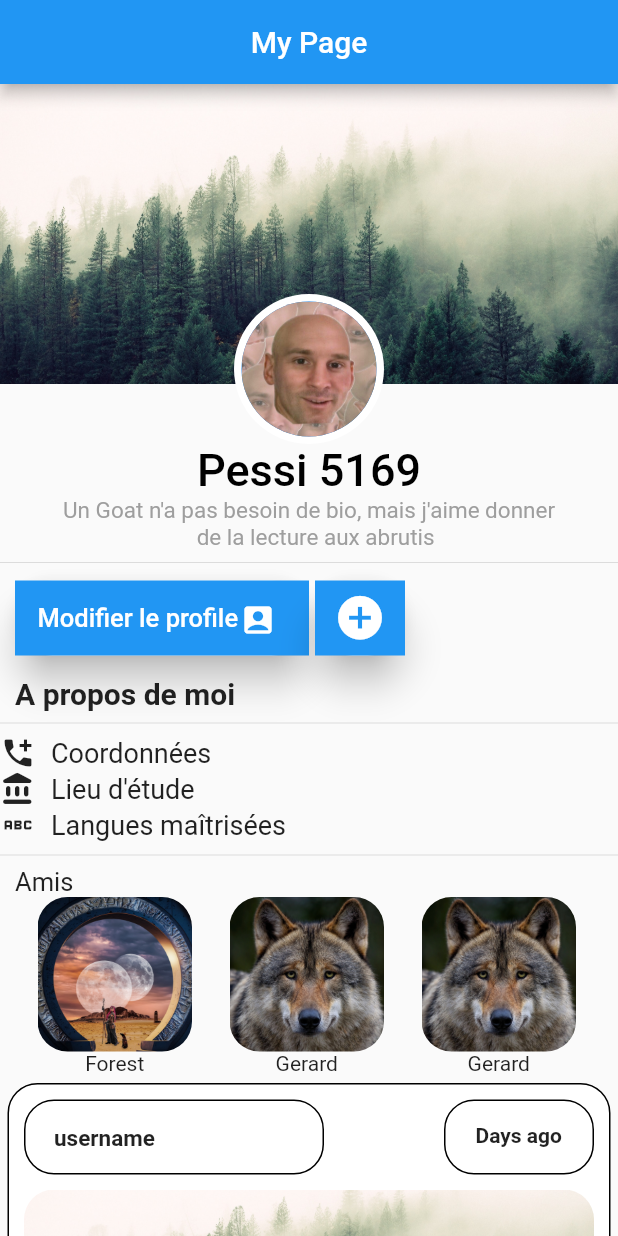
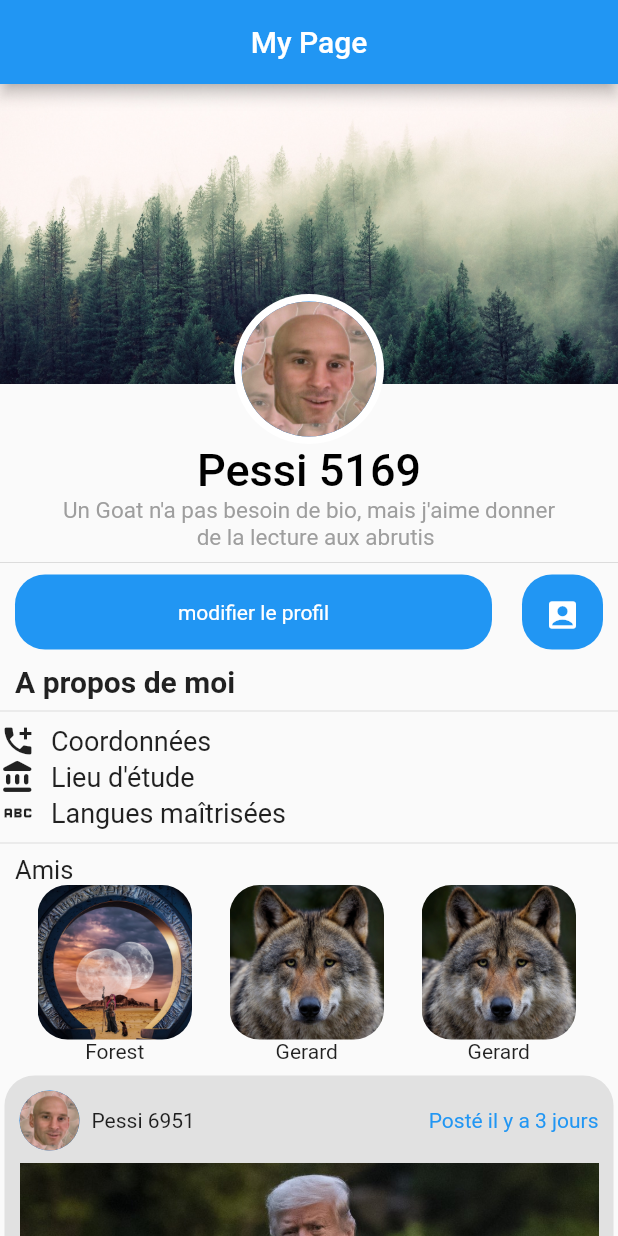
Before and after one commit to Zuhrdev/My-first-Flutter-App, a Flutter app: the screen it shows after launch, on a phone screen of 412 x 824 dp. Run offline on Flutter 3.47's test engine with Material 2 defaults, Android fonts, the phone set to English and light mode, and no system bars.

Commit message:
Display posts by List

```diff
--- a/firstUI/lib/main.dart
+++ b/firstUI/lib/main.dart
@@ -1,4 +1,5 @@
 import 'package:flutter/material.dart';
+import 'post.dart';
 
 void main() {
   runApp(const MyApp());
@@ -22,6 +23,12 @@ class MyApp extends StatelessWidget {
 }
 
 class HomePage extends StatelessWidget {
+
+  List<Post> posts = [
+    Post(name: "Donald Trump", time: "3 jours", desc: "BLM", path: "images/blm.jpeg"),
+    Post(name: "Donald Trump", time: "5 jours", desc: "BLddddM", path: "images/blm.jpeg")
+  ];
+
   @override
   Widget build(BuildContext context) {
     var size = MediaQuery.of(context).size;
@@ -47,52 +54,8 @@ class HomePage extends StatelessWidget {
             Divider(),
             Row(
               children: [
-                Expanded(
-                    child : Stack(
-                  alignment: Alignment.topLeft,
-                  children: [
-                    Card(
-                      margin: EdgeInsets.only(left: 10),
-                      elevation: 10,
-                      shape: RoundedRectangleBorder(borderRadius: BorderRadius.circular(160)),
-                      child: Container(
-                        height: 50,
-                        width: size.width-100,
-                        color: Colors.blue,
-                        alignment: Alignment.topLeft,
-                      ),
-                    ),
-                    Padding(
-                      padding: EdgeInsets.only(top: 15, left: 25),
-                      child: Text(
-                        "Modifier le profile",
-                        style: TextStyle(
-                            color: Colors.white,
-                            fontSize: 17,
-                            fontWeight: FontWeight.w500),
-                      ),
-                    ),
-                    Padding(
-                      padding: EdgeInsets.only(top: 14, left: 160),
-                      child: Icon(
-                        Icons.account_box,
-                        color: Colors.white,
-                      ),
-                    ),
-                   // SizedBox(height: 50,),
-                    ],
-                )),
-                //Expanded(child: SizedBox(height: 5, width: 50,)),
-                Expanded(child: Stack(
-                  alignment: Alignment.topLeft,
-                  children: [
-                    Card(
-                      child: Container(height: 50, width: 60, color: Colors.blue,
-                        child: Padding(padding: EdgeInsets.only(top: 0 ),child: Icon(Icons.add_circle, size: 35,color: Colors.white,),),
-                    ),elevation: 10,shape: RoundedRectangleBorder(borderRadius: BorderRadius.circular(60)),),
-                  ],
-                )),
-                //Expanded(child:Card(child: Container(height: 50,width: 10,color: Colors.blue, margin: EdgeInsets.only(right: 5),),))
+                Expanded(child: buttonContainer(text: "modifier le profil"),),
+                buttonContainer(icon: Icons.account_box),
                 ],
             ),
             Container(
@@ -119,9 +82,9 @@ class HomePage extends StatelessWidget {
                 Padding(padding: EdgeInsets.only(left: 25),
                   child: friendsList("Gerard", "images/wolf.jpg", size.width/4),)
             ]),
-            postUser(width: size.width, username: "username"),
-            postUser(width: size.width, username: "username"),
-
+            //posts(time: "3 days", image: "images/cover.jpg", desc: "this sound to be a fucking forest"),
+            post(post: posts[0]),
+            post(post: posts[1]),
 
           ],
     ),
@@ -131,53 +94,46 @@ class HomePage extends StatelessWidget {
     }
 }
 
-Container postUser({required width, required String username, }) {
+Container post({required Post post}) {
   return Container(
-          margin: EdgeInsets.all(5),
-          alignment: Alignment.topLeft,
-          height: 200,
-          width: width,
-          decoration: BoxDecoration(borderRadius: BorderRadius.circular(20),
-            color: Colors.white,border: Border.all(color: Colors.black)),
-          child: Column( children: [
+    margin: EdgeInsets.only(top: 8, left: 3, right: 3),
+    padding: EdgeInsets.all(10),
+    decoration: BoxDecoration(
+      borderRadius: BorderRadius.circular(20),
+      color: Color.fromRGBO(225, 225, 225, 1),
+    ),
+    child: Column(
+      children: [
         Row(
           children: [
-                Stack(
-                  alignment: Alignment.topLeft,
+            ProfileAvtar(radius: 20),
+            Padding(padding: EdgeInsets.only(left: 8)),
+            Text("Pessi 6951"),
+            Spacer(),
+            postDaysAgo(post.time)
+          ],
+        ),
+        Padding(padding: EdgeInsets.only(top: 8, bottom: 8),
+        child: Image.asset(post.path, fit: BoxFit.cover),),
+        Text(post.desc, style: TextStyle(color: Colors.blueAccent),textAlign: TextAlign.center,),
+        Divider(),
+        Row(
+          mainAxisSize: MainAxisSize.max,
+          mainAxisAlignment: MainAxisAlignment.spaceEvenly,
           children: [
-                    Container(
-                      margin: EdgeInsets.all(10),
-                      decoration: BoxDecoration(borderRadius: BorderRadius.circular(20), border: Border.all(color: Colors.black),),
-                      height: 50,
-                      width: 200,
-                    ),
-                    Padding(padding: EdgeInsets.only(top: 27, left: 30),
-                      child: Text(username, style: TextStyle(fontSize: 15, fontWeight: FontWeight.bold),),),
-                    Padding(padding: EdgeInsets.only(top: 10, left: 290),
-                      child: Container(
-                        height: 50,
-                        width: 100,
-                        decoration: BoxDecoration(borderRadius: BorderRadius.circular(20),
-                          border: Border.all(color: Colors.black),),
-                        child: Padding(padding: EdgeInsets.only(top: 15, left: 20),
-                          child: Text("Days ago" ,style: TextStyle(fontWeight: FontWeight.bold),),
-                        ),
-                      ),
-                    ),
+            Icon(Icons.favorite),
+            Text(post.setLikes()),
+            Icon(Icons.message),
+            Text(post.setComments()),
           ],
         )
-
-
       ],
     ),
-            imagePost("images/cover.jpg", 380, 118),
-            //buttonContainer(text: "je suis la"),
-          ],)
+  );
+}
 
-,
-
-
-      );
+Text postDaysAgo(String time) {
+  return Text("Posté il y a $time", style: TextStyle(color: Colors.blue),);
 }
 
 CircleAvatar ProfileAvtar({required double radius}) {
@@ -221,8 +177,9 @@ Container buttonContainer({IconData? icon, String? text }) {
       color: Colors.blue
     ),
     child: (icon == null)
-    ? Text(text ?? "", style: TextStyle(color: Colors.white),)
+    ? Center(child: Text(text ?? "", style: TextStyle(color: Colors.white)),)
     : Icon(icon, color: Colors.white,),
+    height: 50,
   );
 }
 
--- /dev/null
+++ b/firstUI/lib/post.dart
@@ -0,0 +1,34 @@
+class Post  {
+
+  String name;
+  String time;
+  String path;
+  String desc;
+  int likes;
+  int comments;
+
+  Post({
+    required this.name,
+    required this.time,
+    required this.desc,
+    required this.path,
+    this.likes = 0,
+    this.comments = 0,
+});
+
+    String setTime() => "Il y a $time";
+
+    String setLikes() {
+      return "$likes j'aime";
+    }
+
+    String setComments() {
+      if (comments > 1) {
+        return "$comments Commentaires" ;
+      }else {
+        return "$comments Commentaire";
+      }
+    }
+
+
+}
--- a/firstUI/pubspec.yaml
+++ b/firstUI/pubspec.yaml
@@ -65,6 +65,7 @@ flutter:
     - images/face.jpg
     - images/warrior.jpg
     - images/wolf.jpg
+    - images/blm.jpeg
   #   - images/a_dot_burr.jpeg
   #   - images/a_dot_ham.jpeg
 
```
Also changed, not shown: firstUI/images/blm.jpeg (added), firstUI/lib/main_title_text.dart (added). Lines whose indentation alone changed are shown as unchanged.
